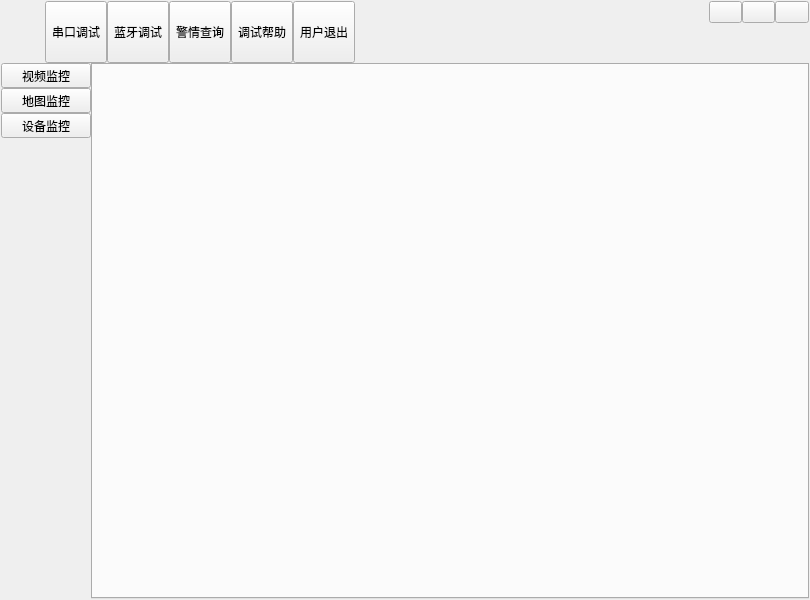
This is ui/form/frmmain.ui in zhengyeli/debugTool_Window as Qt 5 draws it before an edit. The edited form follows.
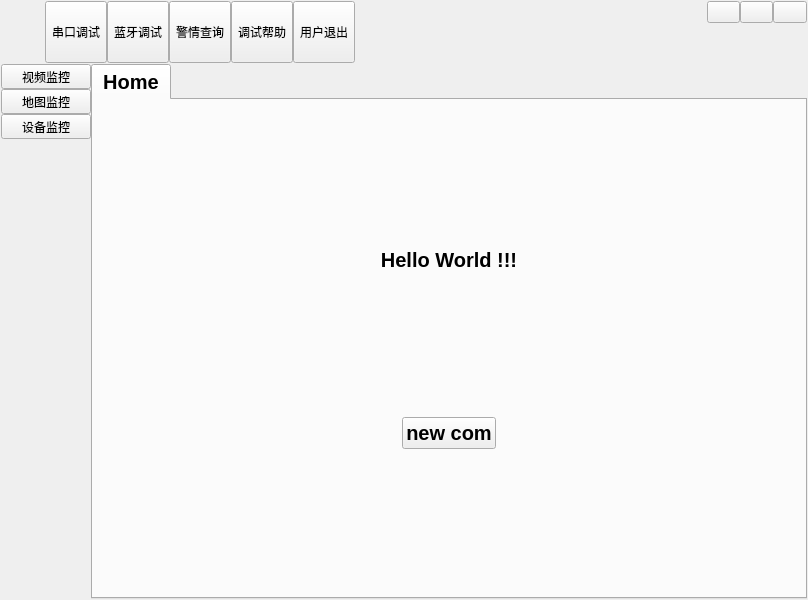
This is the edited form. The open tabs and pages were chosen to show the change. Icons and pictures are not drawn.

Commit message: add feature : add Drag and scailing window function because of setFramelessForm

Diff of the .ui file:
```diff
--- a/ui/form/frmmain.ui
+++ b/ui/form/frmmain.ui
@@ -2,11 +2,14 @@
 <ui version="4.0">
  <class>frmMain</class>
  <widget class="QWidget" name="frmMain">
+  <property name="windowModality">
+   <enum>Qt::ApplicationModal</enum>
+  </property>
   <property name="geometry">
    <rect>
     <x>0</x>
     <y>0</y>
-    <width>810</width>
+    <width>808</width>
     <height>600</height>
    </rect>
   </property>
@@ -14,11 +17,11 @@
    <string>Dialog</string>
   </property>
   <property name="sizeGripEnabled" stdset="0">
-   <bool>false</bool>
+   <bool>true</bool>
   </property>
   <layout class="QVBoxLayout" name="verticalLayout">
    <property name="spacing">
-    <number>0</number>
+    <number>1</number>
    </property>
    <property name="leftMargin">
     <number>1</number>
@@ -337,7 +340,7 @@
       <string notr="true"/>
      </property>
      <property name="currentIndex">
-      <number>0</number>
+      <number>1</number>
      </property>
      <widget class="QWidget" name="page1">
       <layout class="QHBoxLayout" name="horizontalLayout">
@@ -443,6 +446,159 @@
            <bold>true</bold>
           </font>
          </property>
+         <property name="focusPolicy">
+          <enum>Qt::NoFocus</enum>
+         </property>
+         <property name="tabShape">
+          <enum>QTabWidget::Rounded</enum>
+         </property>
+         <property name="elideMode">
+          <enum>Qt::ElideNone</enum>
+         </property>
+         <property name="tabsClosable">
+          <bool>false</bool>
+         </property>
+         <widget class="QWidget" name="Home">
+          <property name="sizePolicy">
+           <sizepolicy hsizetype="Expanding" vsizetype="Expanding">
+            <horstretch>0</horstretch>
+            <verstretch>0</verstretch>
+           </sizepolicy>
+          </property>
+          <property name="maximumSize">
+           <size>
+            <width>714</width>
+            <height>16777215</height>
+           </size>
+          </property>
+          <attribute name="title">
+           <string>Home</string>
+          </attribute>
+          <layout class="QGridLayout" name="gridLayout_4">
+           <item row="3" column="2">
+            <layout class="QHBoxLayout" name="horizontalLayout_5">
+             <item>
+              <widget class="QPushButton" name="btAbbCom">
+               <property name="sizePolicy">
+                <sizepolicy hsizetype="Fixed" vsizetype="Fixed">
+                 <horstretch>0</horstretch>
+                 <verstretch>0</verstretch>
+                </sizepolicy>
+               </property>
+               <property name="cursor">
+                <cursorShape>PointingHandCursor</cursorShape>
+               </property>
+               <property name="focusPolicy">
+                <enum>Qt::NoFocus</enum>
+               </property>
+               <property name="layoutDirection">
+                <enum>Qt::LeftToRight</enum>
+               </property>
+               <property name="autoFillBackground">
+                <bool>false</bool>
+               </property>
+               <property name="text">
+                <string>new com</string>
+               </property>
+              </widget>
+             </item>
+            </layout>
+           </item>
+           <item row="3" column="3">
+            <spacer name="horizontalSpacer_3">
+             <property name="orientation">
+              <enum>Qt::Horizontal</enum>
+             </property>
+             <property name="sizeHint" stdset="0">
+              <size>
+               <width>90</width>
+               <height>20</height>
+              </size>
+             </property>
+            </spacer>
+           </item>
+           <item row="3" column="0">
+            <spacer name="horizontalSpacer_2">
+             <property name="orientation">
+              <enum>Qt::Horizontal</enum>
+             </property>
+             <property name="sizeHint" stdset="0">
+              <size>
+               <width>40</width>
+               <height>20</height>
+              </size>
+             </property>
+            </spacer>
+           </item>
+           <item row="4" column="2">
+            <spacer name="verticalSpacer_5">
+             <property name="orientation">
+              <enum>Qt::Vertical</enum>
+             </property>
+             <property name="sizeHint" stdset="0">
+              <size>
+               <width>20</width>
+               <height>40</height>
+              </size>
+             </property>
+            </spacer>
+           </item>
+           <item row="2" column="2">
+            <spacer name="verticalSpacer_6">
+             <property name="orientation">
+              <enum>Qt::Vertical</enum>
+             </property>
+             <property name="sizeHint" stdset="0">
+              <size>
+               <width>20</width>
+               <height>40</height>
+              </size>
+             </property>
+            </spacer>
+           </item>
+           <item row="1" column="2">
+            <widget class="QLabel" name="lb_home">
+             <property name="sizePolicy">
+              <sizepolicy hsizetype="Expanding" vsizetype="Fixed">
+               <horstretch>0</horstretch>
+               <verstretch>0</verstretch>
+              </sizepolicy>
+             </property>
+             <property name="layoutDirection">
+              <enum>Qt::LeftToRight</enum>
+             </property>
+             <property name="frameShape">
+              <enum>QFrame::NoFrame</enum>
+             </property>
+             <property name="frameShadow">
+              <enum>QFrame::Raised</enum>
+             </property>
+             <property name="text">
+              <string>Hello World !!!</string>
+             </property>
+             <property name="textFormat">
+              <enum>Qt::PlainText</enum>
+             </property>
+             <property name="alignment">
+              <set>Qt::AlignCenter</set>
+             </property>
+            </widget>
+           </item>
+           <item row="0" column="2">
+            <spacer name="verticalSpacer_4">
+             <property name="orientation">
+              <enum>Qt::Vertical</enum>
+             </property>
+             <property name="sizeHint" stdset="0">
+              <size>
+               <width>20</width>
+               <height>40</height>
+              </size>
+             </property>
+            </spacer>
+           </item>
+          </layout>
+         </widget>
         </widget>
        </item>
       </layout>
```
The commit also changes 6 other files.
